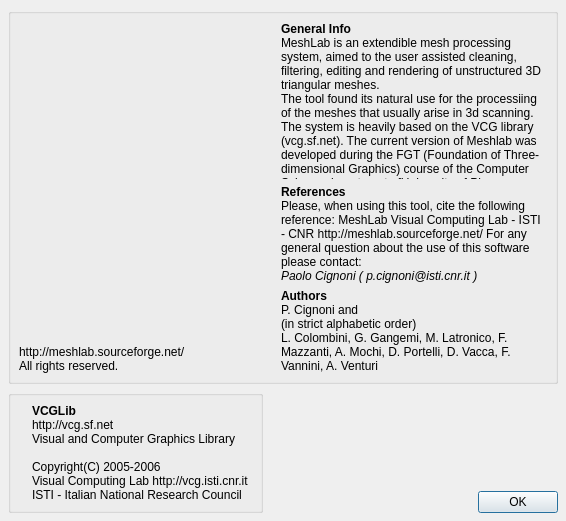
Qt form src/meshlab/ui/aboutDialog.ui (cnr-isti-vclab/meshlab) before a commit.
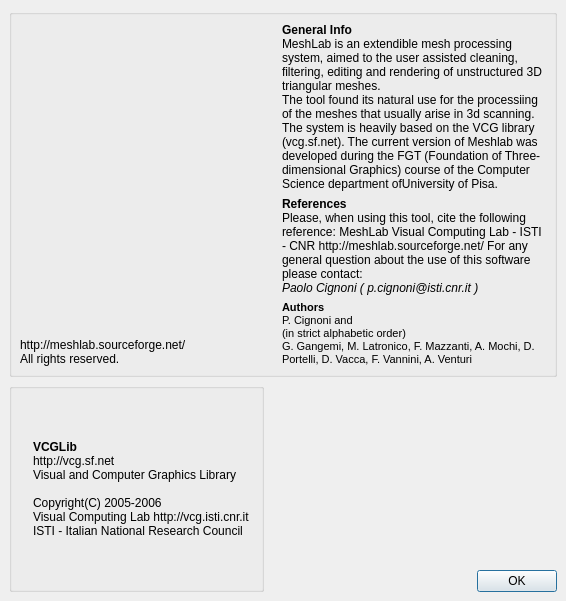
The same form after that commit. Icons and pictures are not drawn.

Commit message: Removed [Colombini] entry...

Diff of the .ui file:
```diff
--- a/src/meshlab/ui/aboutDialog.ui
+++ b/src/meshlab/ui/aboutDialog.ui
@@ -9,7 +9,7 @@
     <x>0</x>
     <y>0</y>
     <width>566</width>
-    <height>521</height>
+    <height>601</height>
    </rect>
   </property>
   <property name="sizePolicy" >
@@ -22,14 +22,14 @@
   </property>
   <property name="minimumSize" >
    <size>
-    <width>566</width>
-    <height>521</height>
+    <width>0</width>
+    <height>0</height>
    </size>
   </property>
   <property name="maximumSize" >
    <size>
-    <width>566</width>
-    <height>521</height>
+    <width>65536</width>
+    <height>65536</height>
    </size>
   </property>
   <property name="windowTitle" >
@@ -43,7 +43,7 @@
   </property>
   <layout class="QGridLayout" >
    <property name="margin" >
-    <number>8</number>
+    <number>9</number>
    </property>
    <property name="spacing" >
     <number>6</number>
@@ -61,6 +61,36 @@
      </property>
     </spacer>
    </item>
+   <item row="2" column="1" >
+    <layout class="QHBoxLayout" >
+     <property name="margin" >
+      <number>0</number>
+     </property>
+     <property name="spacing" >
+      <number>6</number>
+     </property>
+     <item>
+      <spacer>
+       <property name="orientation" >
+        <enum>Qt::Horizontal</enum>
+       </property>
+       <property name="sizeHint" >
+        <size>
+         <width>40</width>
+         <height>20</height>
+        </size>
+       </property>
+      </spacer>
+     </item>
+     <item>
+      <widget class="QPushButton" name="okButton" >
+       <property name="text" >
+        <string>OK</string>
+       </property>
+      </widget>
+     </item>
+    </layout>
+   </item>
    <item row="0" column="0" colspan="2" >
     <widget class="QGroupBox" name="groupBoxSx" >
      <property name="title" >
@@ -165,7 +195,7 @@
         <item>
          <widget class="QLabel" name="labelAuthors" >
           <property name="text" >
-           <string>&lt;html>&lt;head>&lt;meta name=&quot;qrichtext&quot; content=&quot;1&quot; />&lt;/head>&lt;body style=&quot; white-space: pre-wrap; font-family:MS Shell Dlg; font-weight:400; font-style:normal; text-decoration:none;&quot;>&lt;p style=&quot; margin-top:0px; margin-bottom:0px; margin-left:0px; margin-right:0px; -qt-block-indent:0; text-indent:0px;&quot;>&lt;span style=&quot; font-weight:600;&quot;>Authors&lt;/span>&lt;/p>&lt;p style=&quot; margin-top:0px; margin-bottom:0px; margin-left:0px; margin-right:0px; -qt-block-indent:0; text-indent:0px; font-weight:600;&quot;>&lt;span style=&quot; font-weight:400;&quot;>P. Cignoni and&lt;/span>&lt;/p>&lt;p style=&quot; margin-top:0px; margin-bottom:0px; margin-left:0px; margin-right:0px; -qt-block-indent:0; text-indent:0px;&quot;>(in strict alphabetic order)&lt;/p>&lt;p style=&quot; margin-top:0px; margin-bottom:0px; margin-left:0px; margin-right:0px; -qt-block-indent:0; text-indent:0px;&quot;>L. Colombini, G. Gangemi, M. Latronico, F. Mazzanti, A. Mochi, D. Portelli, D. Vacca, F. Vannini, A. Venturi&lt;/p>&lt;/body>&lt;/html></string>
+           <string>&lt;html>&lt;head>&lt;meta name="qrichtext" content="1" />&lt;/head>&lt;body style=" white-space: pre-wrap; font-family:MS Shell Dlg; font-size:8.25pt; font-weight:400; font-style:normal; text-decoration:none;">&lt;p style=" margin-top:0px; margin-bottom:0px; margin-left:0px; margin-right:0px; -qt-block-indent:0; text-indent:0px;">&lt;span style=" font-weight:600;">Authors&lt;/span>&lt;/p>&lt;p style=" margin-top:0px; margin-bottom:0px; margin-left:0px; margin-right:0px; -qt-block-indent:0; text-indent:0px; font-weight:600;">&lt;span style=" font-weight:400;">P. Cignoni and&lt;/span>&lt;/p>&lt;p style=" margin-top:0px; margin-bottom:0px; margin-left:0px; margin-right:0px; -qt-block-indent:0; text-indent:0px;">(in strict alphabetic order)&lt;/p>&lt;p style=" margin-top:0px; margin-bottom:0px; margin-left:0px; margin-right:0px; -qt-block-indent:0; text-indent:0px;">G. Gangemi, M. Latronico, F. Mazzanti, A. Mochi, D. Portelli, D. Vacca, F. Vannini, A. Venturi&lt;/p>&lt;/body>&lt;/html></string>
           </property>
           <property name="wordWrap" >
            <bool>true</bool>
@@ -222,36 +252,6 @@
      </layout>
     </widget>
    </item>
-   <item row="2" column="1" >
-    <layout class="QHBoxLayout" >
-     <property name="margin" >
-      <number>0</number>
-     </property>
-     <property name="spacing" >
-      <number>6</number>
-     </property>
-     <item>
-      <spacer>
-       <property name="orientation" >
-        <enum>Qt::Horizontal</enum>
-       </property>
-       <property name="sizeHint" >
-        <size>
-         <width>40</width>
-         <height>20</height>
-        </size>
-       </property>
-      </spacer>
-     </item>
-     <item>
-      <widget class="QPushButton" name="okButton" >
-       <property name="text" >
-        <string>OK</string>
-       </property>
-      </widget>
-     </item>
-    </layout>
-   </item>
   </layout>
  </widget>
  <pixmapfunction></pixmapfunction>
```
Left out of the diff: 8 changed lines with no effect on the pictures.
